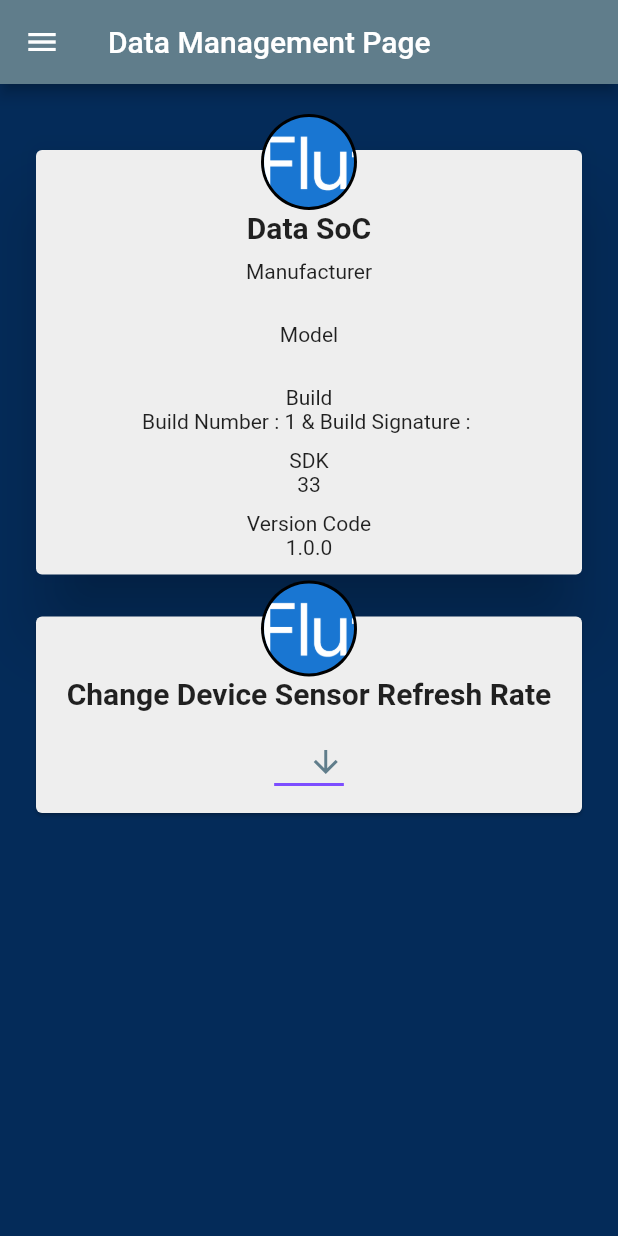
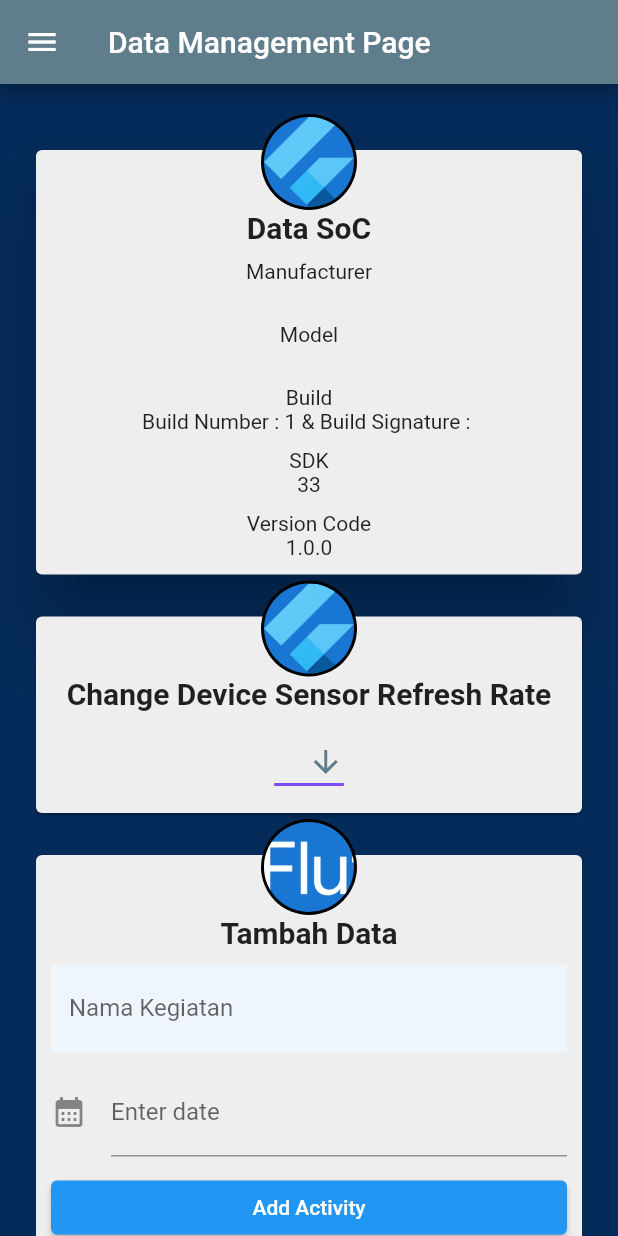
Before and after one commit to arifwp/flutter_challenge, a Flutter app: the DataPage screen opened directly, on a phone screen of 412 x 824 dp. Run offline on Flutter 3.47's test engine with Material 2 defaults, Android fonts, the phone set to English and light mode, and no system bars; our stand-ins replace device_info_plus, geolocator, local_auth, package_info_plus, permission_handler and 3 more; missing offline and left inert: battery_info, dart:ffi; accounts and stored records are empty.

Commit message:
add create and read data

```diff
--- /dev/null
+++ b/lib/components/app_crud.dart
@@ -0,0 +1,158 @@
+import 'package:flutter/material.dart';
+import 'package:flutter_challenge/components/alert.dart';
+import 'package:flutter_challenge/components/app_date_picker.dart';
+import 'package:flutter_challenge/components/style_textfield.dart';
+import 'package:flutter_challenge/db/database_helper.dart';
+import 'package:flutter_challenge/models/activity_model.dart';
+
+class AppCrud extends StatefulWidget {
+  const AppCrud({super.key});
+
+  @override
+  State<AppCrud> createState() => _AppCrudState();
+}
+
+class _AppCrudState extends State<AppCrud> {
+  @override
+  Widget build(BuildContext context) {
+    final conActivity = TextEditingController();
+    final conDate = TextEditingController();
+
+    addActivity() async {
+      String activity = conActivity.text;
+      String date = conDate.text;
+
+      if (activity.isEmpty) {
+        alertDialog(context, 'Enter activity name');
+      } else if (date.isEmpty) {
+        alertDialog(context, 'Enter activity date');
+      } else {
+        ActivityModel data = ActivityModel(null, activity, date);
+        await DatabaseHelper().saveActivity(data).then((value) {
+          if (value != null) {
+            print(' ini activity');
+            print(activity);
+            print('ini date');
+            print(date);
+            alertDialog(context, 'Successfully added new data');
+          } else {
+            alertDialog(context, 'Failed add new data');
+          }
+        }).catchError((error) {
+          print(error);
+          alertDialog(context, 'Sistem sedang dibenahi');
+        });
+      }
+    }
+
+    return Stack(
+      alignment: Alignment.topCenter,
+      children: [
+        Container(
+          margin: EdgeInsets.only(top: 20),
+          width: double.infinity,
+          child: Card(
+            color: Color(0xffeeeeee),
+            child: Column(
+              mainAxisSize: MainAxisSize.min,
+              children: [
+                Padding(
+                  padding: EdgeInsets.only(
+                    top: 40,
+                    bottom: 0,
+                    left: 10,
+                    right: 10,
+                  ),
+                  child: Column(
+                    children: [
+                      Text(
+                        'Tambah Data',
+                        textAlign: TextAlign.start,
+                        style: TextStyle(
+                          fontSize: 20,
+                          fontWeight: FontWeight.bold,
+                        ),
+                      ),
+                      SizedBox(
+                        height: 10,
+                      ),
+                      StyleTextField(
+                        'Nama Kegiatan',
+                        conActivity,
+                        false,
+                      ),
+                      SizedBox(
+                        height: 10,
+                      ),
+                      AppDatePicker(
+                        'Tanggal kegiatan',
+                        conDate,
+                      ),
+                      SizedBox(
+                        height: 10,
+                      ),
+                      Row(
+                        children: [
+                          Expanded(
+                            child: ElevatedButton(
+                              onPressed: addActivity,
+                              child: Text(
+                                'Add Activity',
+                                style: TextStyle(color: Colors.white),
+                              ),
+                            ),
+                          ),
+                        ],
+                      ),
+                      Text(
+                        'Activity List',
+                        style: TextStyle(
+                          fontSize: 20,
+                          fontWeight: FontWeight.bold,
+                        ),
+                      ),
+                      FutureBuilder(
+                        future: DatabaseHelper().getActivity(),
+                        builder: (context, snapshot) {
+                          return ListView.builder(
+                            scrollDirection: Axis.vertical,
+                            shrinkWrap: true,
+                            physics: NeverScrollableScrollPhysics(),
+                            itemCount: snapshot.data?.length,
+                            itemBuilder: (context, index) {
+                              if (snapshot.hasData) {
+                                var dataSnapshot = snapshot.data!;
+                                return ListTile(
+                                  title: Text(
+                                    dataSnapshot[index]
+                                        .activity_name
+                                        .toString(),
+                                  ),
+                                  subtitle: Text(
+                                    dataSnapshot[index].date.toString(),
+                                  ),
+                                );
+                              }
+                            },
+                          );
+                        },
+                      )
+                    ],
+                  ),
+                ),
+              ],
+            ),
+          ),
+        ),
+        CircleAvatar(
+          radius: 30 + 2,
+          backgroundColor: Colors.black,
+          child: CircleAvatar(
+            backgroundImage: AssetImage('assets/images/flutter_logo.png'),
+            radius: 30,
+          ),
+        )
+      ],
+    );
+  }
+}
--- /dev/null
+++ b/lib/components/app_date_picker.dart
@@ -0,0 +1,47 @@
+import 'package:flutter/material.dart';
+import 'package:flutter_challenge/components/alert.dart';
+import 'package:intl/intl.dart';
+
+class AppDatePicker extends StatefulWidget {
+  const AppDatePicker(this.hint, this.controller, {super.key});
+
+  final String hint;
+  final TextEditingController controller;
+
+  @override
+  State<AppDatePicker> createState() => _AppDatePickerState();
+}
+
+class _AppDatePickerState extends State<AppDatePicker> {
+  showDate() async {
+    DateTime? selectedDate = await showDatePicker(
+      context: context,
+      initialDate: DateTime.now(),
+      firstDate: DateTime(2000),
+      lastDate: DateTime(2101),
+    );
+    if (selectedDate != null) {
+      print(selectedDate);
+      String formattedDate = DateFormat('yyyy-MM-dd').format(selectedDate);
+      print(formattedDate);
+      setState(() {
+        widget.controller.text = formattedDate;
+      });
+    } else {
+      alertDialog(context, 'Not selecting any date');
+    }
+  }
+
+  @override
+  Widget build(BuildContext context) {
+    return TextField(
+      controller: widget.controller,
+      decoration: InputDecoration(
+        icon: Icon(Icons.calendar_month),
+        labelText: 'Enter date',
+      ),
+      readOnly: true,
+      onTap: showDate,
+    );
+  }
+}
--- a/lib/components/box_device_sensor.dart
+++ b/lib/components/box_device_sensor.dart
@@ -109,7 +109,9 @@ class _BoxDeviceSensorState extends State<BoxDeviceSensor> {
           radius: 30 + 2,
           backgroundColor: Colors.black,
           child: CircleAvatar(
-            backgroundImage: AssetImage('assets/images/flutter_logo.png'),
+            backgroundImage: AssetImage(
+              'assets/images/flutter_small_logo.png',
+            ),
             radius: 30,
           ),
         )
--- a/lib/components/custom_box.dart
+++ b/lib/components/custom_box.dart
@@ -65,7 +65,9 @@ class _CustomBoxState extends State<CustomBox> {
           radius: 30 + 2,
           backgroundColor: Colors.black,
           child: CircleAvatar(
-            backgroundImage: AssetImage('assets/images/flutter_logo.png'),
+            backgroundImage: AssetImage(
+              'assets/images/flutter_small_logo.png',
+            ),
             radius: 30,
           ),
         )
--- a/lib/db/database_helper.dart
+++ b/lib/db/database_helper.dart
@@ -1,4 +1,5 @@
 import 'package:flutter/cupertino.dart';
+import 'package:flutter_challenge/models/activity_model.dart';
 import 'package:flutter_challenge/models/user.dart';
 import 'package:path_provider/path_provider.dart';
 import 'package:sqflite/sqflite.dart';
@@ -10,11 +11,15 @@ class DatabaseHelper {
 
   static const String dbName = 'flutter.db';
   static const String tableUser = 'user';
+  static const String tableActivity = 'activity';
   static const int dbVersion = 1;
   static const String userID = 'user_id';
   static const String userName = 'user_name';
   static const String userEmail = 'email';
   static const String userPassword = 'password';
+  static const String activityId = 'activity_id';
+  static const String activityName = 'activity_name';
+  static const String activityDate = 'date';
 
   Future<Database> get db async {
     if (_db != null) {
@@ -34,13 +39,45 @@ class DatabaseHelper {
 
   onCreateFunc(Database db, int intVersion) async {
     await db.execute(
-        "CREATE TABLE $tableUser ($userID INT PRIMARY KEY AUTOINCREMENT NOT NULL, $userName TEXT, $userEmail TEXT, $userPassword TEXT)");
+        "CREATE TABLE $tableUser ($userID INTEGER PRIMARY KEY AUTOINCREMENT NOT NULL, $userName TEXT, $userEmail TEXT, $userPassword TEXT)");
+    await db.execute(
+        "CREATE TABLE $tableActivity ($activityId INTEGER PRIMARY KEY AUTOINCREMENT NOT NULL, $activityName TEXT, $activityDate TEXT)");
+  }
+
+  Future<int> saveActivity(ActivityModel activity) async {
+    var dbClient = await db;
+    print(' ini get activity dari database helper');
+    print(activity.activity_name);
+    var res = await dbClient.insert(
+      tableActivity,
+      activity.toMap(),
+      conflictAlgorithm: ConflictAlgorithm.replace,
+    );
+    return res;
+  }
+
+  Future<List<ActivityModel>> getActivity() async {
+    var dbClient = await db;
+    List<Map<String, dynamic>> usersMaps = await dbClient.query(tableActivity);
+    return List.generate(usersMaps.length, (index) {
+      return ActivityModel(
+        usersMaps[index]['activity_id'],
+        usersMaps[index]['activity_name'],
+        usersMaps[index]['date'],
+      );
+    });
+    // List<Map<String, dynamic>> list =
+    //     await dbClient.rawQuery("SELECT * FROM $tableActivity");
+    // return list.map((activity) => ActivityModel.fromMap(activity)).toList();
   }
 
   Future<int> saveUser(User user) async {
     var dbClient = await db;
-    var res = await dbClient.insert(tableUser, user.toMap(),
-        conflictAlgorithm: ConflictAlgorithm.replace);
+    var res = await dbClient.insert(
+      tableUser,
+      user.toMap(),
+      conflictAlgorithm: ConflictAlgorithm.replace,
+    );
     return res;
   }
 
--- /dev/null
+++ b/lib/models/activity_model.dart
@@ -0,0 +1,22 @@
+class ActivityModel {
+  int? activity_id;
+  String? activity_name;
+  String? date;
+
+  ActivityModel(this.activity_id, this.activity_name, this.date);
+
+  Map<String, dynamic> toMap() {
+    var map = <String, dynamic>{
+      'activity_id': activity_id,
+      'activity_name': activity_name,
+      'date': date
+    };
+    return map;
+  }
+
+  ActivityModel.fromMap(Map<String, dynamic> map) {
+    activity_id = map['user_id'];
+    activity_name = map['user_name'];
+    date = map['email'];
+  }
+}
--- a/lib/models/user.dart
+++ b/lib/models/user.dart
@@ -1,5 +1,5 @@
 class User {
-  String? user_id;
+  int? user_id;
   String? user_name;
   String? email;
   String? password;
--- a/lib/pages/data_page.dart
+++ b/lib/pages/data_page.dart
@@ -3,6 +3,7 @@ import 'dart:ffi';
 import 'package:device_info_plus/device_info_plus.dart';
 import 'package:flutter/foundation.dart';
 import 'package:flutter/material.dart';
+import 'package:flutter_challenge/components/app_crud.dart';
 import 'package:flutter_challenge/components/app_drawer.dart';
 import 'package:flutter_challenge/components/app_dropdown.dart';
 import 'package:flutter_challenge/components/box_device_sensor.dart';
@@ -88,7 +89,11 @@ class _DataPageState extends State<DataPage> {
                   'Change Device Sensor Refresh Rate',
                   null,
                   null,
-                )
+                ),
+                AppCrud(),
+                SizedBox(
+                  height: 30,
+                ),
               ],
             ),
           ),
--- a/lib/pages/login/card_login.dart
+++ b/lib/pages/login/card_login.dart
@@ -16,7 +16,7 @@ class CardLogin extends StatefulWidget {
 class _CardLoginState extends State<CardLogin> {
   final conUsername = TextEditingController();
   final conPassword = TextEditingController();
-  User initData = User('', "demo", "demo@gmail.com", "demo123");
+  User initData = User(1, "demo", "demo@gmail.com", "demo123");
 
   @override
   void initState() {
```
Also changed, not shown: assets/images/flutter_small_logo.png (added).
